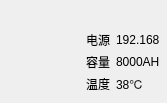
Above: component/batterylistform.ui from tech-flyflypig/HQ_Battery before the change. Below: the same form after it.
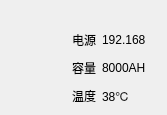
That is the form after the change. Icons and pictures are not drawn.

Patch:
```diff
--- a/component/batterylistform.ui
+++ b/component/batterylistform.ui
@@ -7,7 +7,7 @@
     <x>0</x>
     <y>0</y>
     <width>167</width>
-    <height>101</height>
+    <height>112</height>
    </rect>
   </property>
   <property name="windowTitle">
@@ -21,7 +21,7 @@
    	background-color: transparent;
  }</string>
   </property>
-  <layout class="QHBoxLayout" name="horizontalLayout_2" stretch="3,2">
+  <layout class="QHBoxLayout" name="horizontalLayout_2" stretch="2,3">
    <property name="spacing">
     <number>6</number>
    </property>
@@ -91,7 +91,7 @@
         <number>6</number>
        </property>
        <property name="verticalSpacing">
-        <number>4</number>
+        <number>10</number>
        </property>
        <property name="bottomMargin">
         <number>0</number>
```
